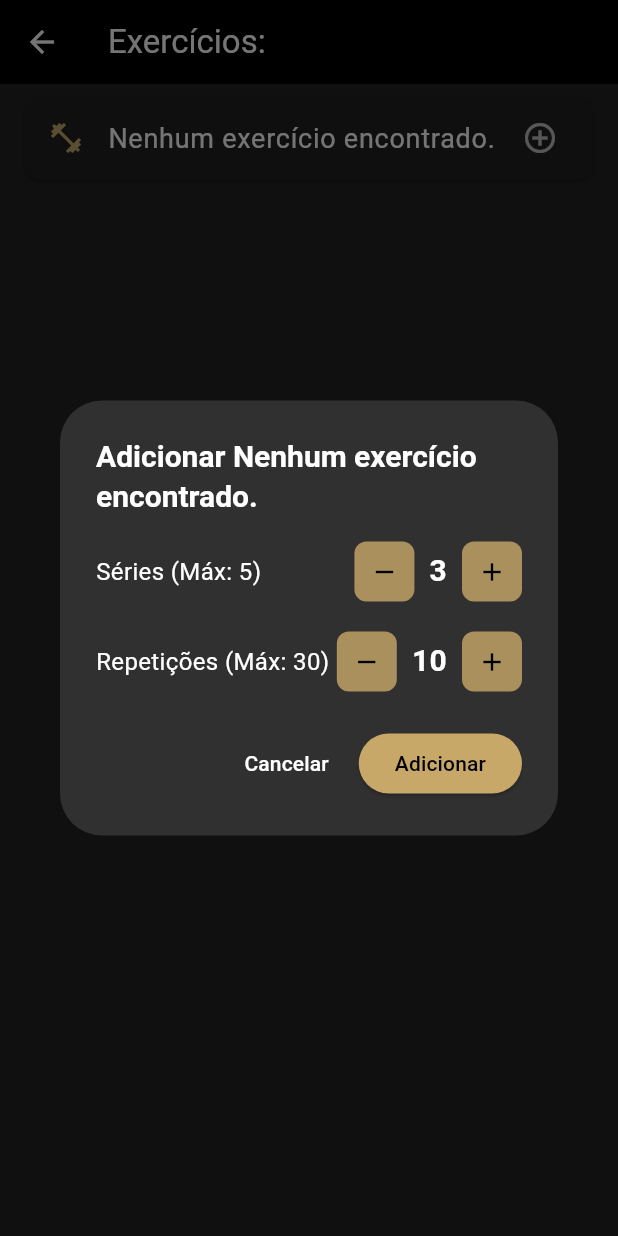
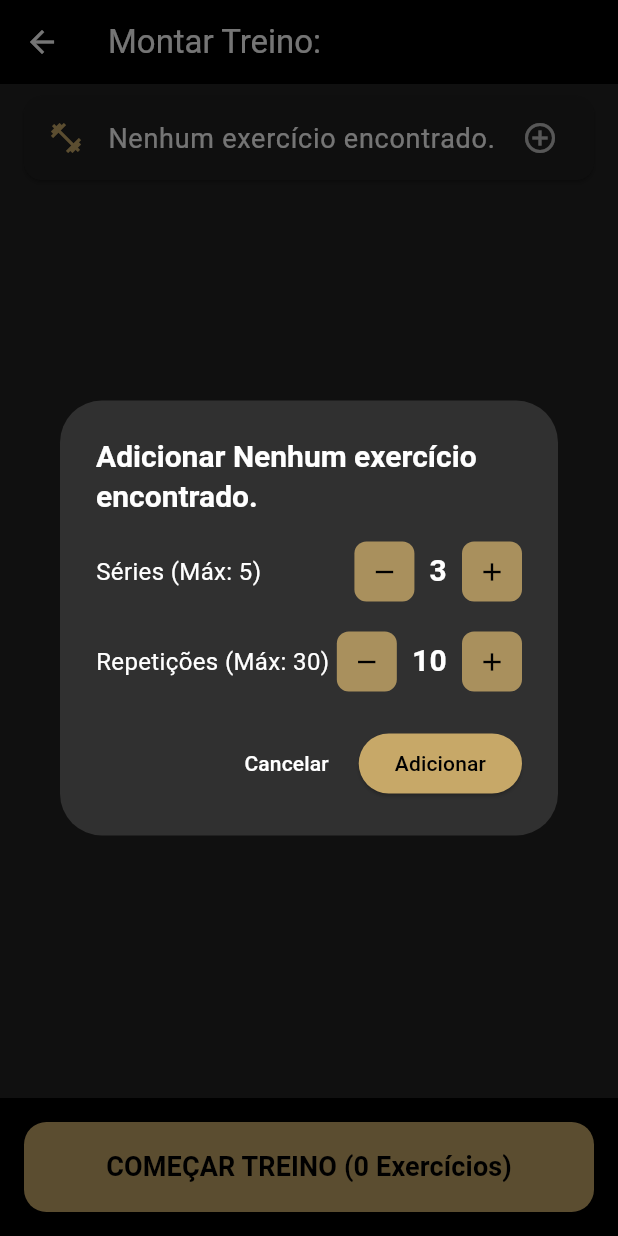
Before and after one commit to Mariohanijar/GymLion, a Flutter app: the ExerciseOptionsPage screen opened directly with empty values, after a tap on "Nenhum exercício encontrado.", on a phone screen of 412 x 824 dp. Run offline on Flutter 3.47's test engine with Material 3 defaults, Android fonts, the phone set to English and light mode, and no system bars.

Commit message:
adicionando histórico de treino e o treino em si

```diff
--- a/lib/Pages/exercise_options_page.dart
+++ b/lib/Pages/exercise_options_page.dart
@@ -1,39 +1,29 @@
-// lib/exercise_options_page.dart
+// lib/pages/exercise_options_page.dart
 
 import 'package:flutter/material.dart';
+import 'package:provider/provider.dart';
+import 'training_manager.dart'; // Importa o manager
+import 'workout_execution_page.dart';
 
-class ExerciseOptionsPage extends StatelessWidget {
+class ExerciseOptionsPage extends StatefulWidget {
   final String bodyPart;
-
   const ExerciseOptionsPage({super.key, required this.bodyPart});
 
-  // Função que retorna a lista de exercícios com base na parte do corpo (mantida)
+  @override
+  State<ExerciseOptionsPage> createState() => _ExerciseOptionsPageState();
+}
+
+class _ExerciseOptionsPageState extends State<ExerciseOptionsPage> {
+  final List<WorkoutExercise> _selectedExercises = [];
+
   List<String> _getExercises(String part) {
     switch (part) {
       case 'Superiores':
-        return [
-          'Supino Reto',
-          'Remada Curvada',
-          'Desenvolvimento Militar',
-          'Elevação Lateral',
-          'Tríceps Corda',
-          'Rosca Direta',
-        ];
+        return ['Supino Reto', 'Remada Curvada', 'Desenvolvimento Militar', 'Elevação Lateral', 'Tríceps Corda', 'Rosca Direta'];
       case 'Inferiores':
-        return [
-          'Agachamento Livre',
-          'Leg Press',
-          'Cadeira Extensora',
-          'Mesa Flexora',
-          'Panturrilha',
-        ];
+        return ['Agachamento Livre', 'Leg Press', 'Cadeira Extensora', 'Mesa Flexora', 'Panturrilha'];
       case 'Cardio':
-        return [
-          'Corrida 30 min',
-          'Elíptico 20 min',
-          'Remo 15 min',
-          'Pular Corda',
-        ];
+        return ['Corrida 30 min', 'Elíptico 20 min', 'Remo 15 min', 'Pular Corda'];
       case 'Abdômen':
         return ['Prancha 3 séries', 'Abdominal na Polia', 'Elevação de Pernas'];
       default:
@@ -41,20 +31,95 @@ class ExerciseOptionsPage extends StatelessWidget {
     }
   }
 
+  void _addExerciseToPlan(String exerciseName, int series, int reps) {
+    final newSet = ExerciseSet(series: series, repetitions: reps);
+    final newExercise = WorkoutExercise(name: exerciseName, setsReps: newSet);
+
+    setState(() {
+      _selectedExercises.add(newExercise);
+    });
+
+    ScaffoldMessenger.of(context).showSnackBar(
+      SnackBar(
+        content: Text(
+          '$exerciseName adicionado: $series Séries de $reps Reps! (${_selectedExercises.length} no total)',
+          style: const TextStyle(color: Colors.black)
+        ),
+        backgroundColor: const Color(0xFFC7A868),
+        duration: const Duration(seconds: 2),
+      ),
+    );
+  }
+
+  void _startWorkout() {
+    if (_selectedExercises.isEmpty) {
+      ScaffoldMessenger.of(context).showSnackBar(
+        const SnackBar(
+          content: Text('Adicione pelo menos um exercício!', style: TextStyle(color: Colors.black)),
+          backgroundColor: Colors.red,
+        ),
+      );
+      return;
+    }
+
+    // 1. Salva o treino montado no TrainingManager (para reuso)
+    Provider.of<TrainingManager>(context, listen: false).setWorkoutPlan(
+      widget.bodyPart,
+      _selectedExercises,
+    );
+
+    // 2. Navega para a tela de execução
+    Navigator.push(
+      context,
+      MaterialPageRoute(
+        builder: (context) => WorkoutExecutionPage(
+          bodyPart: widget.bodyPart,
+          exercises: _selectedExercises,
+        ),
+      ),
+    );
+  }
+
+  void _showSetRepSelection(BuildContext context, String exercise) {
+    showDialog(
+      context: context,
+      builder: (BuildContext dialogContext) {
+        return SetRepSelectionDialog(
+          exercise: exercise,
+          onConfirm: _addExerciseToPlan,
+        );
+      },
+    );
+  }
+
   @override
   Widget build(BuildContext context) {
-    final exercises = _getExercises(bodyPart);
+    final exercises = _getExercises(widget.bodyPart);
 
     return Scaffold(
+      backgroundColor: Colors.black87,
       appBar: AppBar(
-        title: Text(
-          'Exercícios: $bodyPart',
-          style: const TextStyle(color: Colors.white),
-        ),
+        title: Text('Montar Treino: ${widget.bodyPart}', style: const TextStyle(color: Colors.white)),
         backgroundColor: Colors.black,
         iconTheme: const IconThemeData(color: Colors.white),
       ),
-      backgroundColor: Colors.black87,
+      // Botão "Começar Treino" no bottom
+      bottomNavigationBar: Container(
+        padding: const EdgeInsets.all(16.0),
+        color: Colors.black,
+        child: ElevatedButton(
+          onPressed: _startWorkout,
+          style: ElevatedButton.styleFrom(
+            backgroundColor: const Color(0xFFC7A868),
+            minimumSize: const Size(double.infinity, 60),
+            shape: RoundedRectangleBorder(borderRadius: BorderRadius.circular(15)),
+          ),
+          child: Text(
+            'COMEÇAR TREINO (${_selectedExercises.length} Exercícios)',
+            style: const TextStyle(color: Colors.black, fontSize: 18, fontWeight: FontWeight.bold),
+          ),
+        ),
+      ),
       body: ListView.builder(
         itemCount: exercises.length,
         itemBuilder: (context, index) {
@@ -63,139 +128,74 @@ class ExerciseOptionsPage extends StatelessWidget {
             color: Colors.grey[900],
             margin: const EdgeInsets.symmetric(horizontal: 16, vertical: 8),
             child: ListTile(
-              leading: const Icon(
-                Icons.fitness_center,
-                color: Color(0xFFC7A868),
-              ),
-              title: Text(
-                exercise,
-                style: const TextStyle(color: Colors.white, fontSize: 18),
-              ),
-              trailing: const Icon(
-                Icons.add_circle_outline,
-                color: Colors.white70,
-              ),
-              onTap: () {
-                // Ao tocar, chamamos a função para abrir o pop-up de seleção de S/R
-                _showSetRepSelection(context, exercise);
-              },
+              leading: const Icon(Icons.fitness_center, color: Color(0xFFC7A868)),
+              title: Text(exercise, style: const TextStyle(color: Colors.white, fontSize: 18)),
+              trailing: const Icon(Icons.add_circle_outline, color: Colors.white70),
+              onTap: () => _showSetRepSelection(context, exercise),
             ),
           );
         },
       ),
     );
   }
-
-  // --- FUNÇÃO PARA MOSTRAR O POP-UP DE SÉRIES/REPETIÇÕES ---
-  void _showSetRepSelection(BuildContext context, String exercise) {
-    // Usamos um widget temporário para gerenciar o estado dos contadores no pop-up
-    showDialog(
-      context: context,
-      builder: (BuildContext dialogContext) {
-        return SetRepSelectionDialog(exercise: exercise);
-      },
-    );
-  }
 }
 
-// =======================================================================
-// === NOVO WIDGET PARA O POP-UP INTERATIVO (STATEFUL) ====================
-// =======================================================================
+// --------------------------------------------------------------------------
+// POP-UP DE SELEÇÃO DE SÉRIES/REPETIÇÕES
+// --------------------------------------------------------------------------
+
+typedef AddExerciseCallback = void Function(String name, int series, int reps);
 
 class SetRepSelectionDialog extends StatefulWidget {
   final String exercise;
-  const SetRepSelectionDialog({super.key, required this.exercise});
+  final AddExerciseCallback onConfirm;
+
+  const SetRepSelectionDialog({super.key, required this.exercise, required this.onConfirm});
 
   @override
   State<SetRepSelectionDialog> createState() => _SetRepSelectionDialogState();
 }
 
 class _SetRepSelectionDialogState extends State<SetRepSelectionDialog> {
-  // Valores iniciais (default)
   int _series = 3;
   int _repetitions = 10;
-
-  // Limites
   static const int maxSeries = 5;
   static const int maxRepetitions = 30;
-  static const int minSeries = 1;
-  static const int minRepetitions = 1;
 
   @override
   Widget build(BuildContext context) {
     return AlertDialog(
       backgroundColor: Colors.grey[850],
-      title: Text(
-        'Adicionar ${widget.exercise}',
-        style: const TextStyle(
-          color: Colors.white,
-          fontSize: 20,
-          fontWeight: FontWeight.bold,
-        ),
-      ),
+      title: Text('Adicionar ${widget.exercise}', style: const TextStyle(color: Colors.white, fontSize: 20, fontWeight: FontWeight.bold)),
       content: Column(
         mainAxisSize: MainAxisSize.min,
         children: <Widget>[
-          // --- Seleção de Séries ---
           _buildCounterRow(
             label: 'Séries (Máx: $maxSeries)',
             value: _series,
-            onDecrement: () {
-              if (_series > minSeries) {
-                setState(() => _series--);
-              }
-            },
-            onIncrement: () {
-              if (_series < maxSeries) {
-                setState(() => _series++);
-              }
-            },
+            onDecrement: () { if (_series > 1) setState(() => _series--); },
+            onIncrement: () { if (_series < maxSeries) setState(() => _series++); },
           ),
           const SizedBox(height: 20),
 
-          // --- Seleção de Repetições ---
           _buildCounterRow(
             label: 'Repetições (Máx: $maxRepetitions)',
             value: _repetitions,
-            onDecrement: () {
-              if (_repetitions > minRepetitions) {
-                setState(() => _repetitions--);
-              }
-            },
-            onIncrement: () {
-              if (_repetitions < maxRepetitions) {
-                setState(() => _repetitions++);
-              }
-            },
+            onDecrement: () { if (_repetitions > 1) setState(() => _repetitions--); },
+            onIncrement: () { if (_repetitions < maxRepetitions) setState(() => _repetitions++); },
           ),
         ],
       ),
       actions: <Widget>[
-        // Botão Cancelar
         TextButton(
-          onPressed: () {
-            Navigator.of(context).pop();
-          },
+          onPressed: () => Navigator.of(context).pop(),
           child: const Text('Cancelar', style: TextStyle(color: Colors.white)),
         ),
-        // Botão Adicionar
         ElevatedButton(
-          style: ElevatedButton.styleFrom(
-            backgroundColor: const Color(0xFFC7A868),
-          ),
+          style: ElevatedButton.styleFrom(backgroundColor: const Color(0xFFC7A868)),
           onPressed: () {
-            // Lógica para ADICIONAR o exercício com S/R ao treino
-            Navigator.of(context).pop(); // Fecha o pop-up
-            ScaffoldMessenger.of(context).showSnackBar(
-              SnackBar(
-                content: Text(
-                  '${widget.exercise} adicionado: $_series Séries de $_repetitions Reps!',
-                  style: const TextStyle(color: Colors.black),
-                ),
-                backgroundColor: const Color(0xFFC7A868),
-                duration: const Duration(seconds: 3),
-              ),
-            );
+            widget.onConfirm(widget.exercise, _series, _repetitions);
+            Navigator.of(context).pop();
           },
           child: const Text('Adicionar', style: TextStyle(color: Colors.black)),
         ),
@@ -203,42 +203,21 @@ class _SetRepSelectionDialogState extends State<SetRepSelectionDialog> {
     );
   }
 
-  // Widget Auxiliar para os contadores (+ / -)
-  Widget _buildCounterRow({
-    required String label,
-    required int value,
-    required VoidCallback onDecrement,
-    required VoidCallback onIncrement,
-  }) {
+  Widget _buildCounterRow({required String label, required int value, required VoidCallback onDecrement, required VoidCallback onIncrement}) {
     return Row(
       mainAxisAlignment: MainAxisAlignment.spaceBetween,
       children: [
-        // CORREÇÃO AQUI: Envolver a label em Expanded
         Expanded(
-          child: Text(
-            label,
-            style: const TextStyle(color: Colors.white, fontSize: 16),
-          ),
+          child: Text(label, style: const TextStyle(color: Colors.white, fontSize: 16)),
         ),
-
         Row(
-          mainAxisSize:
-              MainAxisSize.min, // Garante que esta Row só ocupe o mínimo
+          mainAxisSize: MainAxisSize.min,
           children: [
-            // Botão de Decrementar
             _buildControlButton(Icons.remove, onDecrement),
             Padding(
               padding: const EdgeInsets.symmetric(horizontal: 10.0),
-              child: Text(
-                '$value',
-                style: const TextStyle(
-                  color: Colors.white,
-                  fontSize: 20,
-                  fontWeight: FontWeight.bold,
-                ),
-              ),
+              child: Text('$value', style: const TextStyle(color: Colors.white, fontSize: 20, fontWeight: FontWeight.bold)),
             ),
-            // Botão de Incrementar
             _buildControlButton(Icons.add, onIncrement),
           ],
         ),
@@ -246,7 +225,6 @@ class _SetRepSelectionDialogState extends State<SetRepSelectionDialog> {
     );
   }
 
-  // Widget Auxiliar para os botões de controle (+ / -)
   Widget _buildControlButton(IconData icon, VoidCallback onPressed) {
     return Container(
       width: 40,
--- /dev/null
+++ b/lib/Pages/training_manager.dart
@@ -0,0 +1,62 @@
+// lib/managers/training_manager.dart
+
+import 'package:flutter/foundation.dart';
+
+// --- MODELOS DE DADOS ---
+
+class ExerciseSet {
+  final int series;
+  final int repetitions;
+  ExerciseSet({required this.series, required this.repetitions});
+}
+
+class WorkoutExercise {
+  final String name;
+  final ExerciseSet setsReps;
+
+  WorkoutExercise({required this.name, required this.setsReps});
+}
+
+class Workout {
+  final String name;
+  final DateTime date;
+  final List<WorkoutExercise> exercises;
+
+  Workout({
+    required this.name,
+    required this.date,
+    required this.exercises,
+  });
+}
+
+// --- CLASSE DE GERENCIAMENTO (SIMULAÇÃO DO BANCO) ---
+
+class TrainingManager extends ChangeNotifier {
+  List<WorkoutExercise> _currentWorkoutPlan = [];
+  final List<Workout> _history = [];
+
+  // Getters
+  List<WorkoutExercise> get currentWorkoutPlan => _currentWorkoutPlan;
+  List<Workout> get history => _history.reversed.toList();
+
+  // Define o treino atual após o usuário montar (para reuso)
+  void setWorkoutPlan(String bodyPart, List<WorkoutExercise> exercises) {
+    _currentWorkoutPlan = exercises;
+    debugPrint('Plano de treino atualizado: $bodyPart com ${exercises.length} exercícios.');
+    notifyListeners();
+  }
+
+  // Salva o treino executado no histórico
+  void saveWorkout(String bodyPart, List<WorkoutExercise> executedExercises) {
+    if (executedExercises.isEmpty) return;
+
+    final newWorkout = Workout(
+      name: 'Treino de $bodyPart',
+      date: DateTime.now(),
+      exercises: executedExercises,
+    );
+    _history.add(newWorkout);
+    debugPrint('Treino salvo: ${newWorkout.name}');
+    notifyListeners();
+  }
+}
--- a/pubspec.yaml
+++ b/pubspec.yaml
@@ -34,7 +34,7 @@ dependencies:
   # The following adds the Cupertino Icons font to your application.
   # Use with the CupertinoIcons class for iOS style icons.
   cupertino_icons: ^1.0.8
-
+  provider: ^6.0.0
 dev_dependencies:
   flutter_test:
     sdk: flutter
```
Also changed, not shown: lib/Pages/history_page.dart (added, +68 -0 lines), lib/Pages/home.dart (+49 -106 lines), lib/Pages/training_selection_page.dart (+5 -9 lines), lib/Pages/workout_execution_page.dart (added, +117 -0 lines), lib/main.dart (+23 -5 lines), pubspec.lock.
